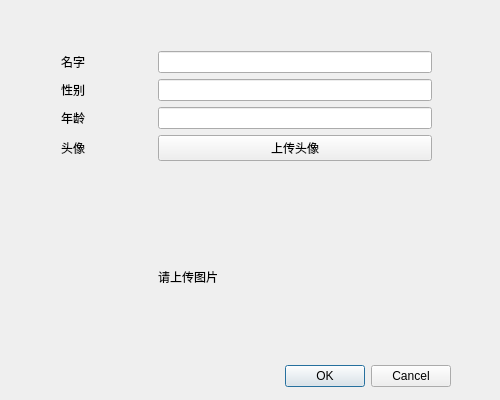
Before: the Qt Designer form app/ui/NewFaceUI.ui in Meydan-ZHOU/smileSystem, drawn with Qt 5.
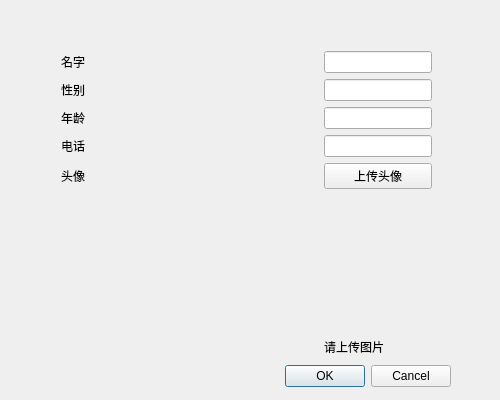
After: the same form once the commit is applied. Icons and pictures are not drawn.

Commit message: remove QStackWidget layout

```diff
--- a/app/ui/NewFaceUI.ui
+++ b/app/ui/NewFaceUI.ui
@@ -29,17 +29,64 @@
     <set>QDialogButtonBox::Cancel|QDialogButtonBox::Ok</set>
    </property>
   </widget>
-  <widget class="QWidget" name="">
+  <widget class="QWidget" name="layoutWidget">
    <property name="geometry">
     <rect>
      <x>61</x>
      <y>51</y>
      <width>371</width>
-     <height>241</height>
+     <height>305</height>
     </rect>
    </property>
-   <layout class="QGridLayout" name="gridLayout" columnstretch="1,3">
-    <item row="3" column="0">
+   <layout class="QGridLayout" name="gridLayout" columnstretch="1,0">
+    <item row="6" column="1">
+     <widget class="QLabel" name="label_tip">
+      <property name="sizePolicy">
+       <sizepolicy hsizetype="Maximum" vsizetype="Fixed">
+        <horstretch>0</horstretch>
+        <verstretch>0</verstretch>
+       </sizepolicy>
+      </property>
+      <property name="maximumSize">
+       <size>
+        <width>16777215</width>
+        <height>30</height>
+       </size>
+      </property>
+      <property name="text">
+       <string>请上传图片</string>
+      </property>
+     </widget>
+    </item>
+    <item row="0" column="0">
+     <widget class="QLabel" name="label">
+      <property name="text">
+       <string>名字</string>
+      </property>
+     </widget>
+    </item>
+    <item row="1" column="0">
+     <widget class="QLabel" name="label_2">
+      <property name="text">
+       <string>性别</string>
+      </property>
+     </widget>
+    </item>
+    <item row="4" column="1">
+     <widget class="QPushButton" name="pushButton_upload">
+      <property name="text">
+       <string>上传头像</string>
+      </property>
+     </widget>
+    </item>
+    <item row="2" column="0">
+     <widget class="QLabel" name="label_3">
+      <property name="text">
+       <string>年龄</string>
+      </property>
+     </widget>
+    </item>
+    <item row="4" column="0">
      <widget class="QLabel" name="Label">
       <property name="sizePolicy">
        <sizepolicy hsizetype="Preferred" vsizetype="Preferred">
@@ -52,12 +99,15 @@
       </property>
      </widget>
     </item>
-    <item row="4" column="1">
+    <item row="0" column="1">
+     <widget class="QLineEdit" name="lineEdit_name"/>
+    </item>
+    <item row="5" column="1">
      <widget class="QLabel" name="label_image">
       <property name="minimumSize">
        <size>
         <width>50</width>
-        <height>50</height>
+        <height>150</height>
        </size>
       </property>
       <property name="text">
@@ -68,61 +118,21 @@
       </property>
      </widget>
     </item>
-    <item row="0" column="1">
-     <widget class="QLineEdit" name="lineEdit_name"/>
-    </item>
-    <item row="1" column="0">
-     <widget class="QLabel" name="label_2">
-      <property name="text">
-       <string>性别</string>
-      </property>
-     </widget>
+    <item row="1" column="1">
+     <widget class="QLineEdit" name="lineEdit_sex"/>
     </item>
     <item row="2" column="1">
      <widget class="QLineEdit" name="lineEdit_age"/>
     </item>
-    <item row="0" column="0">
-     <widget class="QLabel" name="label">
+    <item row="3" column="0">
+     <widget class="QLabel" name="label_4">
       <property name="text">
-       <string>名字</string>
+       <string>电话</string>
       </property>
      </widget>
     </item>
     <item row="3" column="1">
-     <widget class="QPushButton" name="pushButton_upload">
-      <property name="text">
-       <string>上传头像</string>
-      </property>
-     </widget>
-    </item>
-    <item row="1" column="1">
-     <widget class="QLineEdit" name="lineEdit_sex"/>
-    </item>
-    <item row="2" column="0">
-     <widget class="QLabel" name="label_3">
-      <property name="text">
-       <string>年龄</string>
-      </property>
-     </widget>
-    </item>
-    <item row="5" column="1">
-     <widget class="QLabel" name="label_tip">
-      <property name="sizePolicy">
-       <sizepolicy hsizetype="Maximum" vsizetype="Fixed">
-        <horstretch>0</horstretch>
-        <verstretch>0</verstretch>
-       </sizepolicy>
-      </property>
-      <property name="maximumSize">
-       <size>
-        <width>16777215</width>
-        <height>30</height>
-       </size>
-      </property>
-      <property name="text">
-       <string>请上传图片</string>
-      </property>
-     </widget>
+     <widget class="QLineEdit" name="lineEdit_tel"/>
     </item>
    </layout>
   </widget>
```
Left out of the diff: 2 changed lines with no effect on the pictures. The commit also changes 50 other files.
